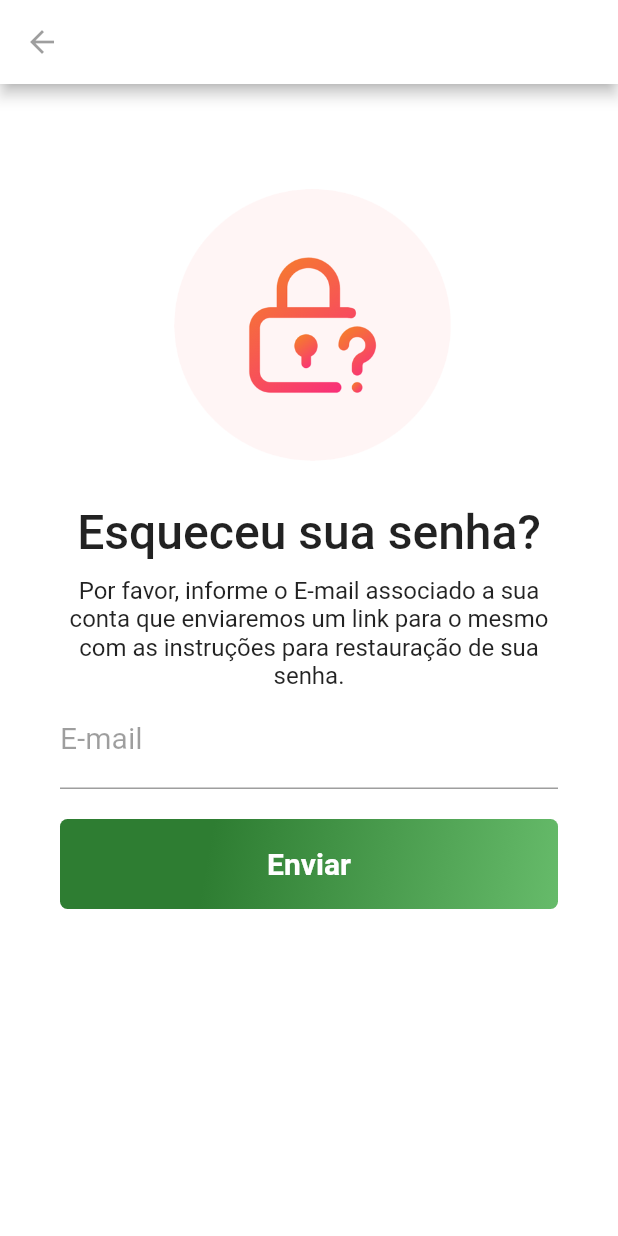
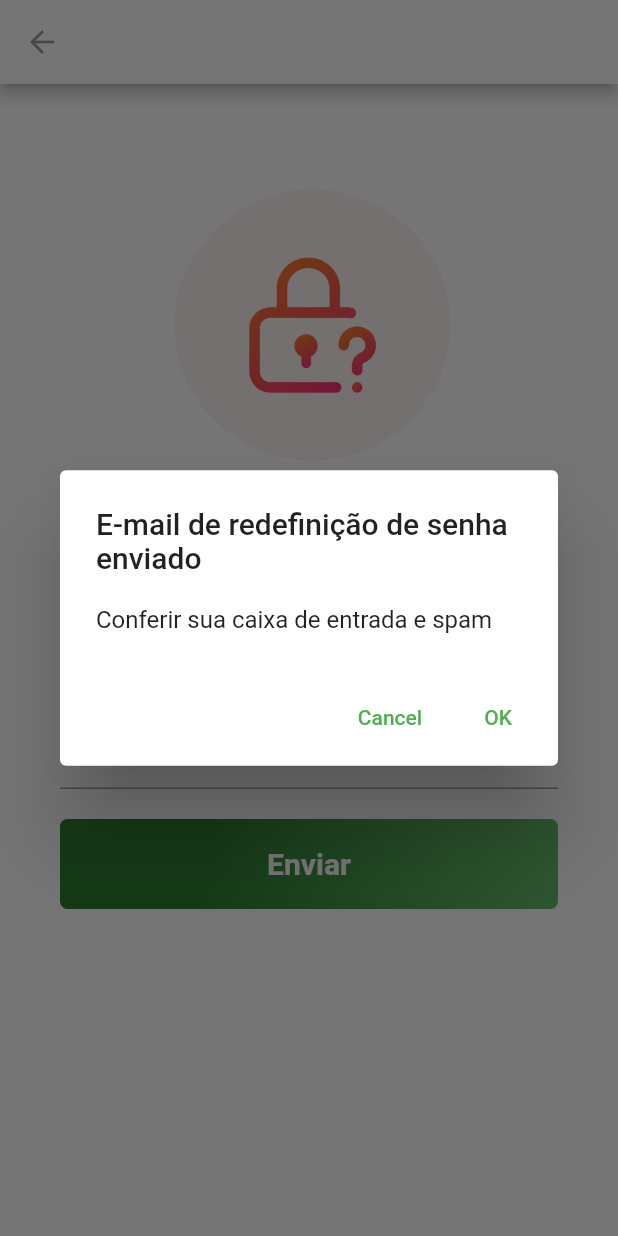
Before and after one commit to badoco2/EcoX9, a Flutter app: the ResetPasswordPage screen opened directly, after a tap on "Enviar", on a phone screen of 412 x 824 dp. Run offline on Flutter 3.47's test engine with Material 2 defaults, Android fonts, the phone set to English and light mode, and no system bars; our stand-ins replace image_picker; project files that could hold a hidden picture were left out.

Commit message:
alets_add

```diff
--- a/Mobile/eco_denuncia/lib/pages/reset-password.page.dart
+++ b/Mobile/eco_denuncia/lib/pages/reset-password.page.dart
@@ -100,7 +100,23 @@ class ResetPasswordPage extends StatelessWidget {
                               ),
                               textAlign: TextAlign.center,
                             ),
-                            onPressed: () {},
+                            onPressed: () => showDialog<String>(
+                            context: context,
+                            builder: (BuildContext context) => AlertDialog(
+                              title: const Text('E-mail de redefinição de senha enviado'),
+                              content: const Text('Conferir sua caixa de entrada e spam'),
+                              actions: <Widget>[
+                                TextButton(
+                                  onPressed: () => Navigator.pop(context, 'Cancel'),
+                                  child: const Text('Cancel'),
+                                ),
+                                TextButton(
+                                  onPressed: () => Navigator.pop(context, 'OK'),
+                                  child: const Text('OK'),
+                                  ),
+                                ],
+                              ),
+                            ),
                           ),
                         ),
                       ),
--- a/Mobile/eco_denuncia/pubspec.yaml
+++ b/Mobile/eco_denuncia/pubspec.yaml
@@ -31,7 +31,6 @@ dependencies:
   image_picker: 0.6.7+14
   path_provider: ^1.6.24
   path: ^1.7.0
-  flutter_facebook_login: ^3.0.0
 
 
 dev_dependencies:
```
Also changed, not shown: Mobile/eco_denuncia/lib/pages/home.page.dart (+24 -4 lines), Mobile/eco_denuncia/lib/pages/signup.page.dart (+19 -2 lines), Mobile/eco_denuncia/pubspec.lock.
